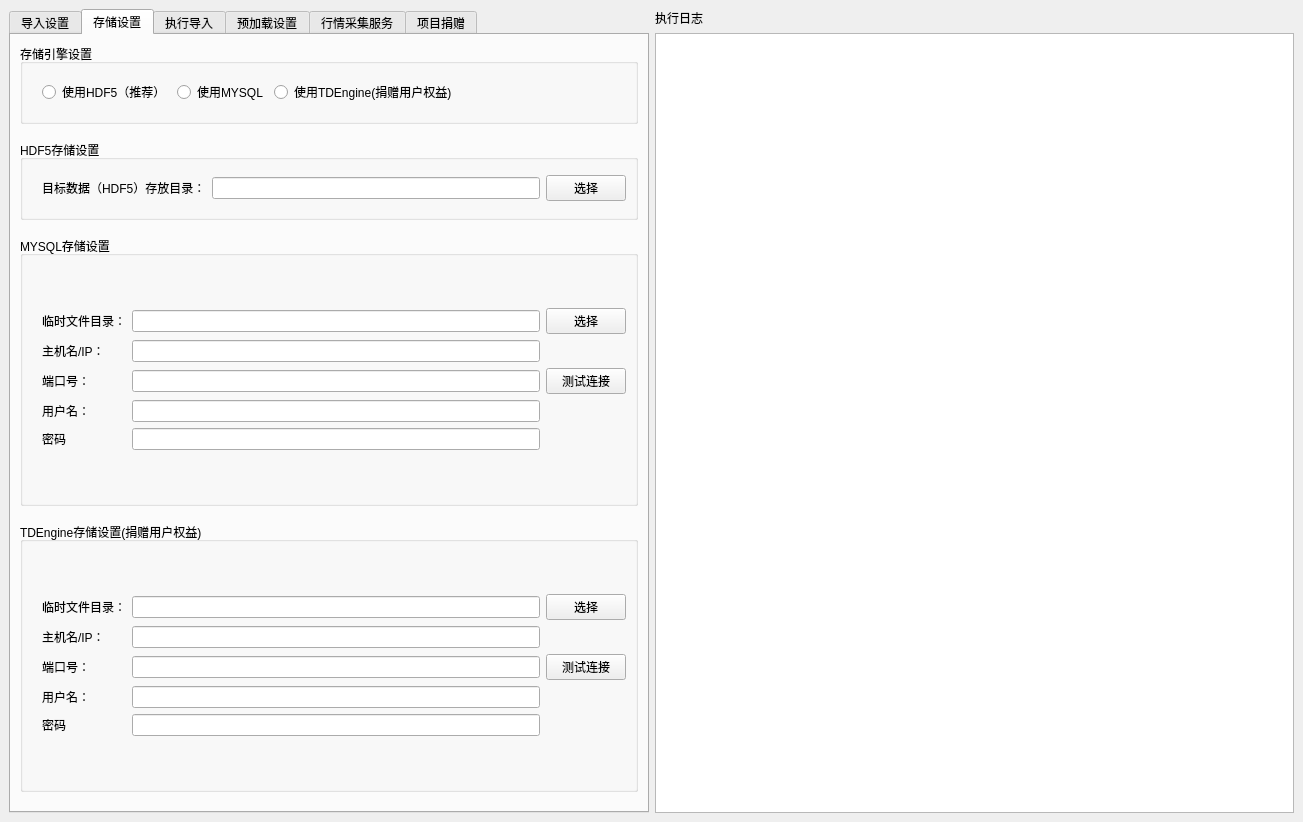
Before: the Qt Designer form hikyuu/gui/data/MainWindow.ui in fasiondog/hikyuu, drawn with Qt 5.
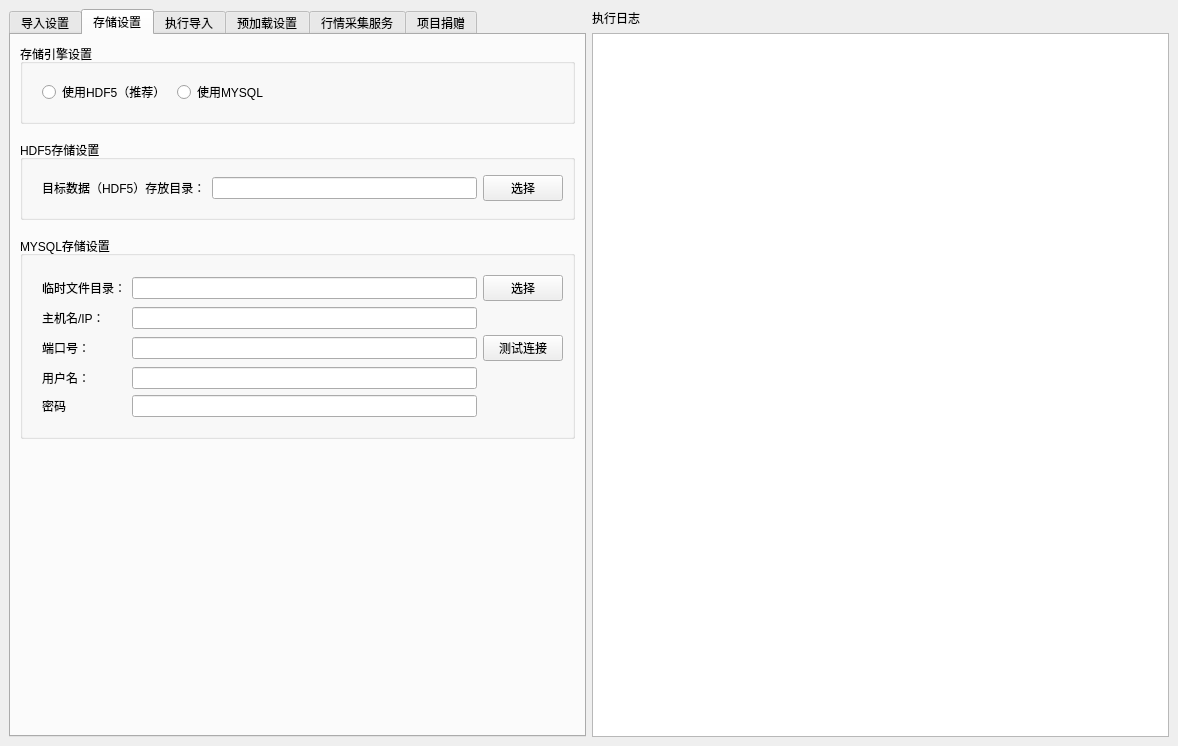
After: the same form once the commit is applied. The open tabs and pages were chosen to show the change. Icons and pictures are not drawn.

Commit message: 移除 tdengine, 慢且原生连接固定崩溃

```diff
--- a/hikyuu/gui/data/MainWindow.ui
+++ b/hikyuu/gui/data/MainWindow.ui
@@ -6,8 +6,8 @@
    <rect>
     <x>0</x>
     <y>0</y>
-    <width>1303</width>
-    <height>822</height>
+    <width>1178</width>
+    <height>746</height>
    </rect>
   </property>
   <property name="windowTitle">
@@ -553,13 +553,6 @@
                </property>
               </widget>
              </item>
-             <item>
-              <widget class="QRadioButton" name="enable_taos_radioButton">
-               <property name="text">
-                <string>使用TDEngine(捐赠用户权益)</string>
-               </property>
-              </widget>
-             </item>
              <item>
               <spacer name="horizontalSpacer_10">
                <property name="orientation">
@@ -753,109 +746,7 @@
            <enum>Qt::Vertical</enum>
           </property>
           <property name="sizeType">
-           <enum>QSizePolicy::Fixed</enum>
-          </property>
-          <property name="sizeHint" stdset="0">
-           <size>
-            <width>20</width>
-            <height>10</height>
-           </size>
-          </property>
-         </spacer>
-        </item>
-        <item>
-         <widget class="QGroupBox" name="groupBox_8">
-          <property name="title">
-           <string>TDEngine存储设置(捐赠用户权益)</string>
-          </property>
-          <layout class="QGridLayout" name="gridLayout_8">
-           <item row="0" column="0">
-            <layout class="QGridLayout" name="gridLayout_7">
-             <property name="leftMargin">
-              <number>10</number>
-             </property>
-             <property name="topMargin">
-              <number>10</number>
-             </property>
-             <property name="bottomMargin">
-              <number>10</number>
-             </property>
-             <item row="2" column="1">
-              <widget class="QLineEdit" name="taos_port_lineEdit"/>
-             </item>
-             <item row="2" column="0">
-              <widget class="QLabel" name="label_53">
-               <property name="text">
-                <string>端口号：</string>
-               </property>
-              </widget>
-             </item>
-             <item row="3" column="0">
-              <widget class="QLabel" name="label_52">
-               <property name="text">
-                <string>用户名：</string>
-               </property>
-              </widget>
-             </item>
-             <item row="0" column="1">
-              <widget class="QLineEdit" name="taos_tmpdir_lineEdit"/>
-             </item>
-             <item row="3" column="1">
-              <widget class="QLineEdit" name="taos_usr_lineEdit"/>
-             </item>
-             <item row="4" column="0">
-              <widget class="QLabel" name="label_54">
-               <property name="text">
-                <string>密码</string>
-               </property>
-              </widget>
-             </item>
-             <item row="2" column="2">
-              <widget class="QPushButton" name="taos_test_pushButton">
-               <property name="text">
-                <string>测试连接</string>
-               </property>
-              </widget>
-             </item>
-             <item row="1" column="1">
-              <widget class="QLineEdit" name="taos_ip_lineEdit"/>
-             </item>
-             <item row="4" column="1">
-              <widget class="QLineEdit" name="taos_pwd_lineEdit"/>
-             </item>
-             <item row="0" column="2">
-              <widget class="QPushButton" name="taos_tmpdir_pushButton">
-               <property name="text">
-                <string>选择</string>
-               </property>
-              </widget>
-             </item>
-             <item row="0" column="0">
-              <widget class="QLabel" name="label_51">
-               <property name="text">
-                <string>临时文件目录：</string>
-               </property>
-              </widget>
-             </item>
-             <item row="1" column="0">
-              <widget class="QLabel" name="label_50">
-               <property name="text">
-                <string>主机名/IP：</string>
-               </property>
-              </widget>
-             </item>
-            </layout>
-           </item>
-          </layout>
-         </widget>
-        </item>
-        <item>
-         <spacer name="verticalSpacer_21">
-          <property name="orientation">
-           <enum>Qt::Vertical</enum>
-          </property>
-          <property name="sizeType">
-           <enum>QSizePolicy::Fixed</enum>
+           <enum>QSizePolicy::Expanding</enum>
           </property>
           <property name="sizeHint" stdset="0">
            <size>
```
Left out of the diff: 26 changed lines with no effect on the pictures. The commit also changes 18 other files.
